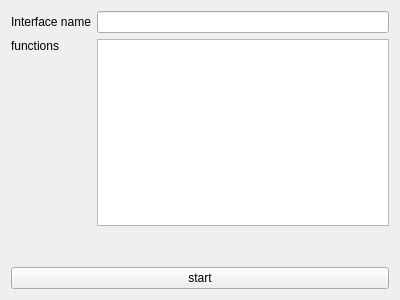
This is CodeCreator/InterfaceGenerator.ui in Ulle84/UllesSourceCode as Qt 5 draws it before an edit. The edited form follows.
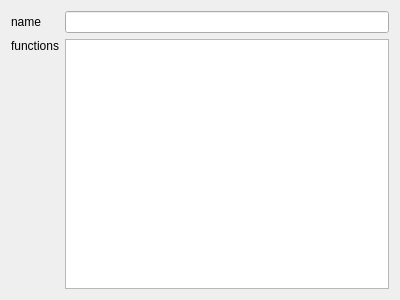
This is the edited form.

```diff
--- a/CodeCreator/InterfaceGenerator.ui
+++ b/CodeCreator/InterfaceGenerator.ui
@@ -14,13 +14,6 @@
    <string>Form</string>
   </property>
   <layout class="QGridLayout" name="gridLayout">
-   <item row="3" column="0" colspan="2">
-    <widget class="QPushButton" name="pushButtonStart">
-     <property name="text">
-      <string>start</string>
-     </property>
-    </widget>
-   </item>
    <item row="0" column="1">
     <widget class="QLineEdit" name="lineEditName"/>
    </item>
@@ -37,26 +30,13 @@
    <item row="0" column="0">
     <widget class="QLabel" name="label">
      <property name="text">
-      <string>Interface name</string>
+      <string>name</string>
      </property>
     </widget>
    </item>
    <item row="1" column="1">
     <widget class="QPlainTextEdit" name="plainTextEditFunctions"/>
    </item>
-   <item row="2" column="0">
-    <spacer name="verticalSpacer">
-     <property name="orientation">
-      <enum>Qt::Vertical</enum>
-     </property>
-     <property name="sizeHint" stdset="0">
-      <size>
-       <width>20</width>
-       <height>40</height>
-      </size>
-     </property>
-    </spacer>
-   </item>
   </layout>
  </widget>
  <resources/>
```
